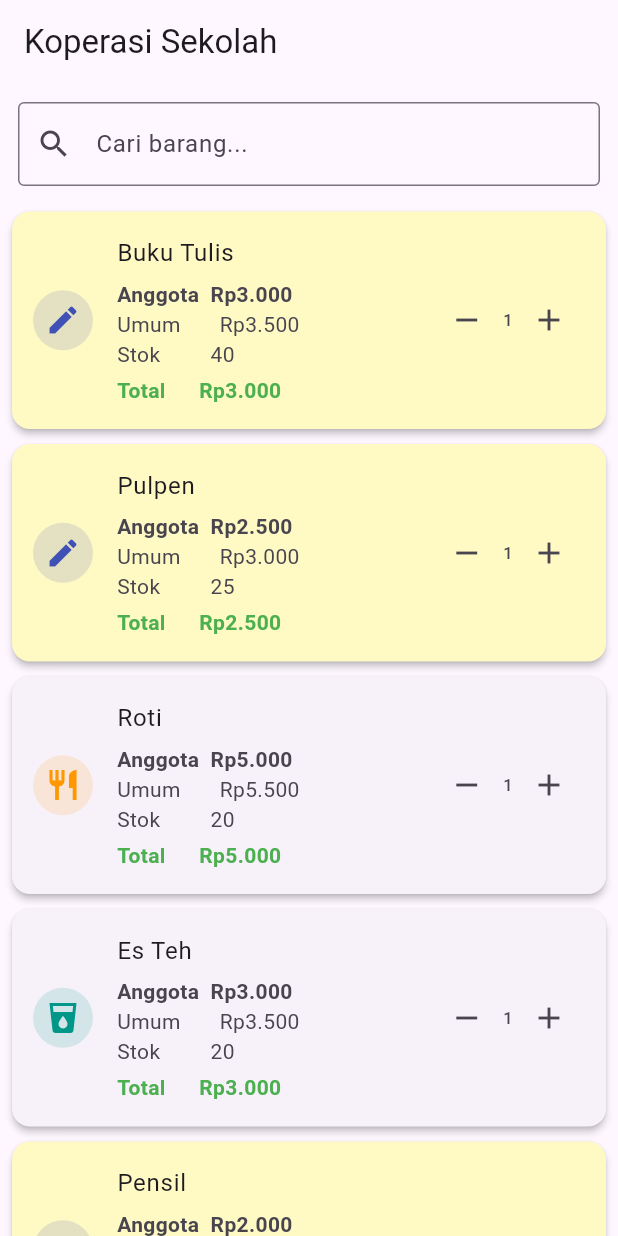
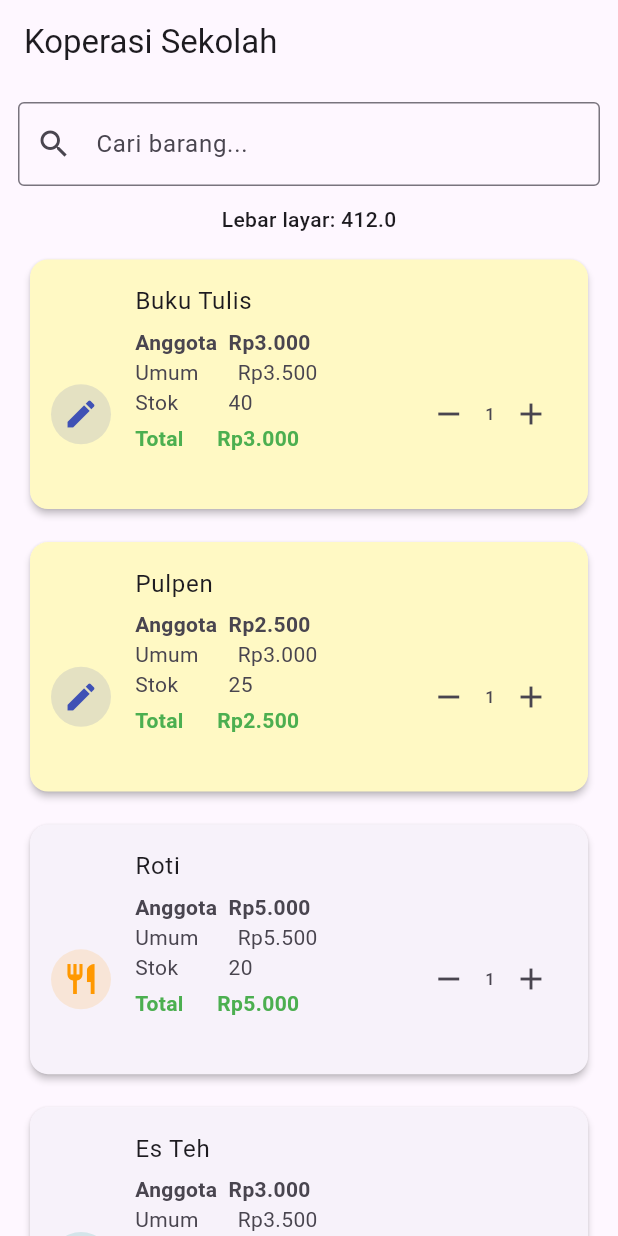
Before and after one commit to agisrpl1-maker/kopsis_ui, a Flutter app: the screen it shows after launch, on a phone screen of 412 x 824 dp. Run offline on Flutter 3.47's test engine with Material 3 defaults, Android fonts, the phone set to English and light mode, and no system bars.

Commit message:
LKM-10 responsif kolom

```diff
--- a/lib/main.dart
+++ b/lib/main.dart
@@ -28,13 +28,22 @@ class _MyAppState extends State<MyApp> {
   ];
 
   @override
+  void initState() {
+    super.initState();
+    print('initState dipanggil');
+  }
+
+  @override
   void dispose() {
+    print('dispose dipanggil');
     _controller.dispose();
     super.dispose();
   }
 
   @override
   Widget build(BuildContext context) {
+    print('build dipanggil');
+
     final hasilPencarian = daftarBarang
         .where(
           (barang) =>
@@ -47,6 +56,7 @@ class _MyAppState extends State<MyApp> {
         .toList();
 
     return MaterialApp(
+      debugShowCheckedModeBanner: false,
       home: Scaffold(
         appBar: AppBar(title: const Text('Koperasi Sekolah')),
         body: Column(
@@ -67,8 +77,30 @@ class _MyAppState extends State<MyApp> {
                 },
               ),
             ),
+            Padding(
+              padding: const EdgeInsets.symmetric(horizontal: 12),
+              child: Text(
+                'Lebar layar: ${MediaQuery.of(context).size.width.toStringAsFixed(1)}',
+                style: const TextStyle(fontWeight: FontWeight.w500),
+              ),
+            ),
             Expanded(
-              child: ListView.builder(
+              child: LayoutBuilder(
+                builder: (context, constraints) {
+                  final crossAxisCount = constraints.maxWidth > 900
+                      ? 3
+                      : constraints.maxWidth > 600
+                          ? 2
+                          : 1;
+
+                  return GridView.builder(
+                    padding: const EdgeInsets.all(12),
+                    gridDelegate: SliverGridDelegateWithFixedCrossAxisCount(
+                      crossAxisCount: crossAxisCount,
+                      crossAxisSpacing: 12,
+                      mainAxisSpacing: 12,
+                      childAspectRatio: 2.2,
+                    ),
                     itemCount: hasilPencarian.length,
                     itemBuilder: (context, index) {
                       final barang = hasilPencarian[index];
@@ -81,6 +113,8 @@ class _MyAppState extends State<MyApp> {
                         kategori: barang['kategori'],
                       );
                     },
+                  );
+                },
               ),
             ),
           ],
```
Lines whose indentation alone changed are shown as unchanged.
